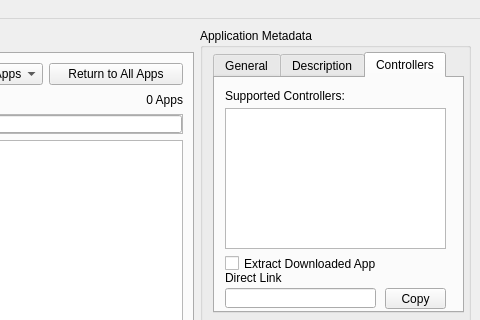
This is gui/united.ui in dhtdht020/osc-dl as Qt 5 draws it before an edit; both pictures show x 420 to 900 and y 0 to 320 of the 900 by 410 pixel window. The edited form follows.
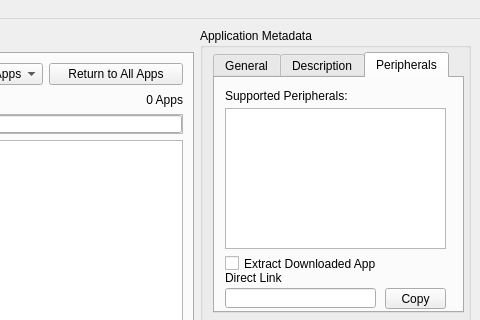
This is the edited form. The open tabs and pages were chosen to show the change.

Commit message: Renamed "controllers" to "peripherals"

```diff
--- a/gui/united.ui
+++ b/gui/united.ui
@@ -1209,7 +1209,7 @@
             <string>tabcontent</string>
            </property>
            <attribute name="title">
-            <string>Controllers</string>
+            <string>Peripherals</string>
            </attribute>
            <widget class="QLabel" name="DirectLinkLabel">
             <property name="geometry">
@@ -1260,7 +1260,7 @@
              </rect>
             </property>
             <property name="text">
-             <string>Supported Controllers:</string>
+             <string>Supported Peripherals:</string>
             </property>
            </widget>
            <widget class="QListWidget" name="SupportedControllersListWidget">
```
The commit also changes 2 other files.
